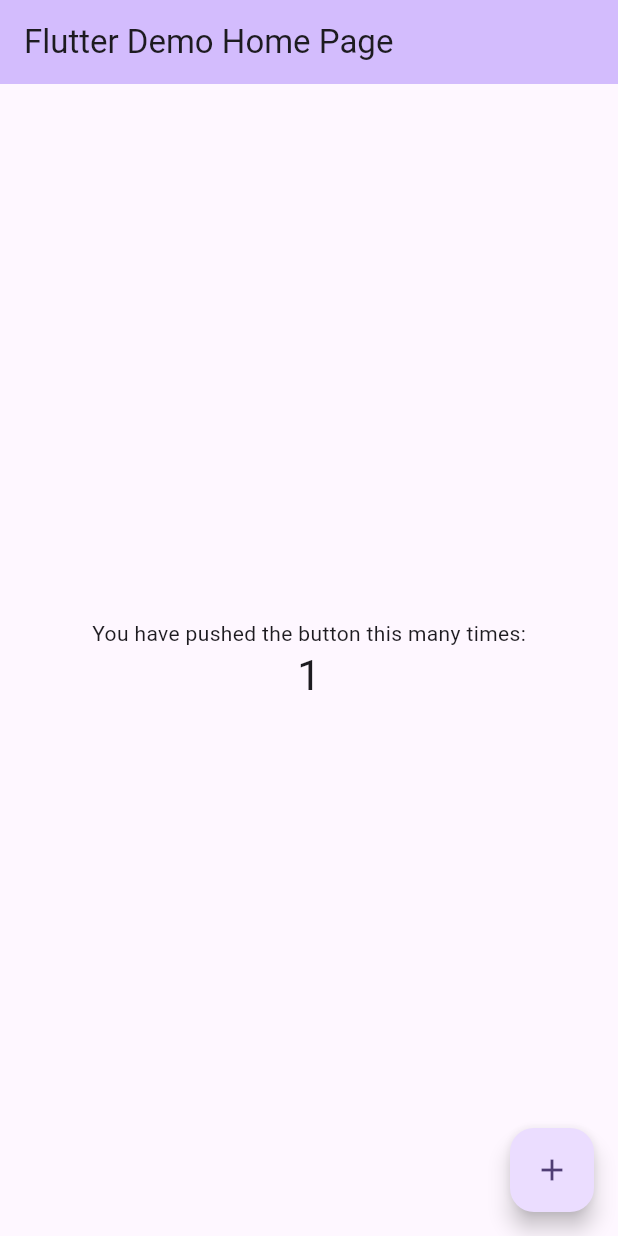
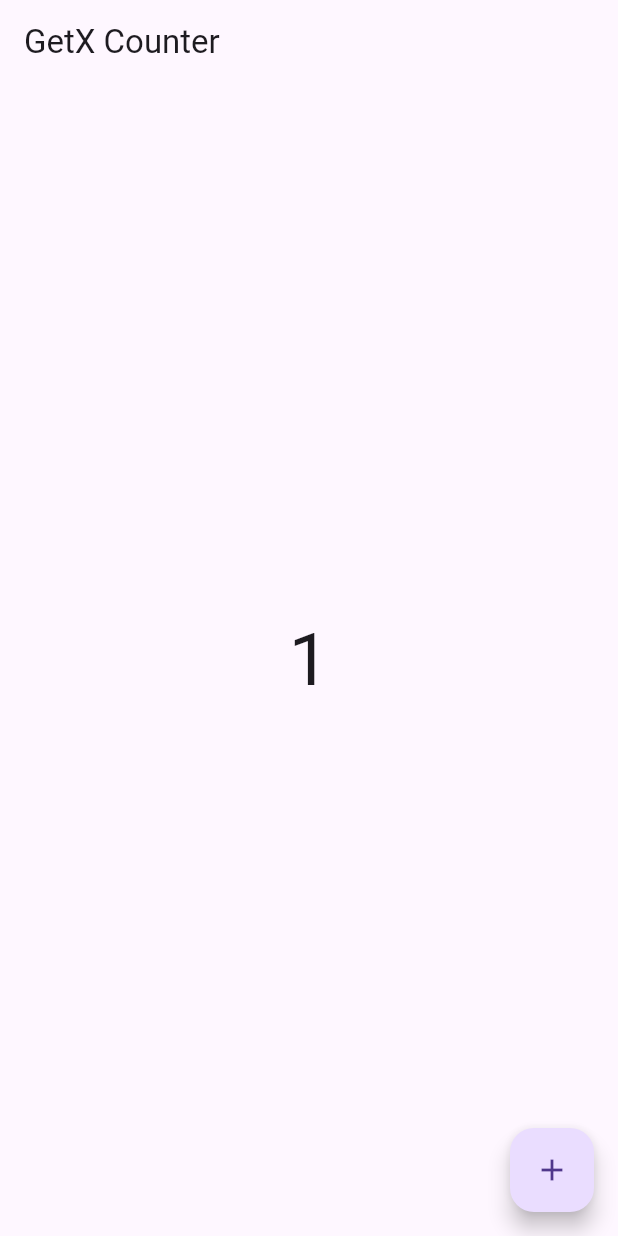
Before and after one commit to choiexe1/get_study, a Flutter app: the screen it shows after launch, after a tap on the "add" icon, on a phone screen of 412 x 824 dp. Run offline on Flutter 3.47's test engine with Material 3 defaults, Android fonts, the phone set to English and light mode, and no system bars; our stand-ins replace get.

Commit message:
GetX 기본 구조

```diff
--- /dev/null
+++ b/lib/config/routes/app_pages.dart
@@ -0,0 +1,14 @@
+import 'package:get/get.dart';
+import 'package:get_study/config/routes/app_routes.dart';
+import 'package:get_study/features/home/bindings/home_bindings.dart';
+import 'package:get_study/features/home/presentation/pages/home_page.dart';
+
+class AppRoute {
+  static final routes = [
+    GetPage(
+      name: Routes.home,
+      page: () => const HomePage(),
+      binding: HomeBindings(),
+    ),
+  ];
+}
--- /dev/null
+++ b/lib/config/routes/app_routes.dart
@@ -0,0 +1,3 @@
+abstract class Routes {
+  static const home = '/';
+}
--- /dev/null
+++ b/lib/features/home/bindings/home_bindings.dart
@@ -0,0 +1,9 @@
+import 'package:get/instance_manager.dart';
+import 'package:get_study/features/home/presentation/controllers/counter_controller.dart';
+
+class HomeBindings extends Bindings {
+  @override
+  void dependencies() {
+    Get.lazyPut(() => CounterController());
+  }
+}
--- /dev/null
+++ b/lib/features/home/presentation/controllers/counter_controller.dart
@@ -0,0 +1,9 @@
+import 'package:get/get.dart';
+
+class CounterController extends GetxController {
+  CounterController();
+
+  RxInt count = 0.obs;
+
+  void increment() => count++;
+}
--- /dev/null
+++ b/lib/features/home/presentation/pages/home_page.dart
@@ -0,0 +1,26 @@
+import 'package:flutter/material.dart';
+import 'package:get/get.dart';
+import 'package:get_study/features/home/presentation/controllers/counter_controller.dart';
+
+class HomePage extends StatelessWidget {
+  const HomePage({super.key});
+
+  @override
+  Widget build(BuildContext context) {
+    final CounterController controller = Get.find<CounterController>();
+
+    return Scaffold(
+      appBar: AppBar(title: Text('GetX Counter')),
+      body: Center(
+        child: Obx(
+          () =>
+              Text('${controller.count.value}', style: TextStyle(fontSize: 48)),
+        ),
+      ),
+      floatingActionButton: FloatingActionButton(
+        onPressed: controller.increment,
+        child: Icon(Icons.add),
+      ),
+    );
+  }
+}
--- a/lib/main.dart
+++ b/lib/main.dart
@@ -1,4 +1,7 @@
 import 'package:flutter/material.dart';
+import 'package:get/get.dart';
+import 'package:get_study/config/routes/app_pages.dart';
+import 'package:get_study/config/routes/app_routes.dart';
 
 void main() {
   runApp(const MyApp());
@@ -7,116 +10,8 @@ void main() {
 class MyApp extends StatelessWidget {
   const MyApp({super.key});
 
-  // This widget is the root of your application.
   @override
   Widget build(BuildContext context) {
-    return MaterialApp(
-      title: 'Flutter Demo',
-      theme: ThemeData(
-        // This is the theme of your application.
-        //
-        // TRY THIS: Try running your application with "flutter run". You'll see
-        // the application has a purple toolbar. Then, without quitting the app,
-        // try changing the seedColor in the colorScheme below to Colors.green
-        // and then invoke "hot reload" (save your changes or press the "hot
-        // reload" button in a Flutter-supported IDE, or press "r" if you used
-        // the command line to start the app).
-        //
-        // Notice that the counter didn't reset back to zero; the application
-        // state is not lost during the reload. To reset the state, use hot
-        // restart instead.
-        //
-        // This works for code too, not just values: Most code changes can be
-        // tested with just a hot reload.
-        colorScheme: ColorScheme.fromSeed(seedColor: Colors.deepPurple),
-      ),
-      home: const MyHomePage(title: 'Flutter Demo Home Page'),
-    );
+    return GetMaterialApp(initialRoute: Routes.home, getPages: AppRoute.routes);
   }
 }
-
-class MyHomePage extends StatefulWidget {
-  const MyHomePage({super.key, required this.title});
-
-  // This widget is the home page of your application. It is stateful, meaning
-  // that it has a State object (defined below) that contains fields that affect
-  // how it looks.
-
-  // This class is the configuration for the state. It holds the values (in this
-  // case the title) provided by the parent (in this case the App widget) and
-  // used by the build method of the State. Fields in a Widget subclass are
-  // always marked "final".
-
-  final String title;
-
-  @override
-  State<MyHomePage> createState() => _MyHomePageState();
-}
-
-class _MyHomePageState extends State<MyHomePage> {
-  int _counter = 0;
-
-  void _incrementCounter() {
-    setState(() {
-      // This call to setState tells the Flutter framework that something has
-      // changed in this State, which causes it to rerun the build method below
-      // so that the display can reflect the updated values. If we changed
-      // _counter without calling setState(), then the build method would not be
-      // called again, and so nothing would appear to happen.
-      _counter++;
-    });
-  }
-
-  @override
-  Widget build(BuildContext context) {
-    // This method is rerun every time setState is called, for instance as done
-    // by the _incrementCounter method above.
-    //
-    // The Flutter framework has been optimized to make rerunning build methods
-    // fast, so that you can just rebuild anything that needs updating rather
-    // than having to individually change instances of widgets.
-    return Scaffold(
-      appBar: AppBar(
-        // TRY THIS: Try changing the color here to a specific color (to
-        // Colors.amber, perhaps?) and trigger a hot reload to see the AppBar
-        // change color while the other colors stay the same.
-        backgroundColor: Theme.of(context).colorScheme.inversePrimary,
-        // Here we take the value from the MyHomePage object that was created by
-        // the App.build method, and use it to set our appbar title.
-        title: Text(widget.title),
-      ),
-      body: Center(
-        // Center is a layout widget. It takes a single child and positions it
-        // in the middle of the parent.
-        child: Column(
-          // Column is also a layout widget. It takes a list of children and
-          // arranges them vertically. By default, it sizes itself to fit its
-          // children horizontally, and tries to be as tall as its parent.
-          //
-          // Column has various properties to control how it sizes itself and
-          // how it positions its children. Here we use mainAxisAlignment to
-          // center the children vertically; the main axis here is the vertical
-          // axis because Columns are vertical (the cross axis would be
-          // horizontal).
-          //
-          // TRY THIS: Invoke "debug painting" (choose the "Toggle Debug Paint"
-          // action in the IDE, or press "p" in the console), to see the
-          // wireframe for each widget.
-          mainAxisAlignment: MainAxisAlignment.center,
-          children: <Widget>[
-            const Text('You have pushed the button this many times:'),
-            Text(
-              '$_counter',
-              style: Theme.of(context).textTheme.headlineMedium,
-            ),
-          ],
-        ),
-      ),
-      floatingActionButton: FloatingActionButton(
-        onPressed: _incrementCounter,
-        tooltip: 'Increment',
-        child: const Icon(Icons.add),
-      ), // This trailing comma makes auto-formatting nicer for build methods.
-    );
-  }
-}
--- a/pubspec.yaml
+++ b/pubspec.yaml
@@ -2,7 +2,7 @@ name: get_study
 description: "A new Flutter project."
 # The following line prevents the package from being accidentally published to
 # pub.dev using `flutter pub publish`. This is preferred for private packages.
-publish_to: 'none' # Remove this line if you wish to publish to pub.dev
+publish_to: "none" # Remove this line if you wish to publish to pub.dev
 
 # The following defines the version and build number for your application.
 # A version number is three numbers separated by dots, like 1.2.43
@@ -34,6 +34,7 @@ dependencies:
   # The following adds the Cupertino Icons font to your application.
   # Use with the CupertinoIcons class for iOS style icons.
   cupertino_icons: ^1.0.8
+  get: ^4.7.2
 
 dev_dependencies:
   flutter_test:
@@ -51,7 +52,6 @@ dev_dependencies:
 
 # The following section is specific to Flutter packages.
 flutter:
-
   # The following line ensures that the Material Icons font is
   # included with your application, so that you can use the icons in
   # the material Icons class.
```
Also changed, not shown: pubspec.lock.
